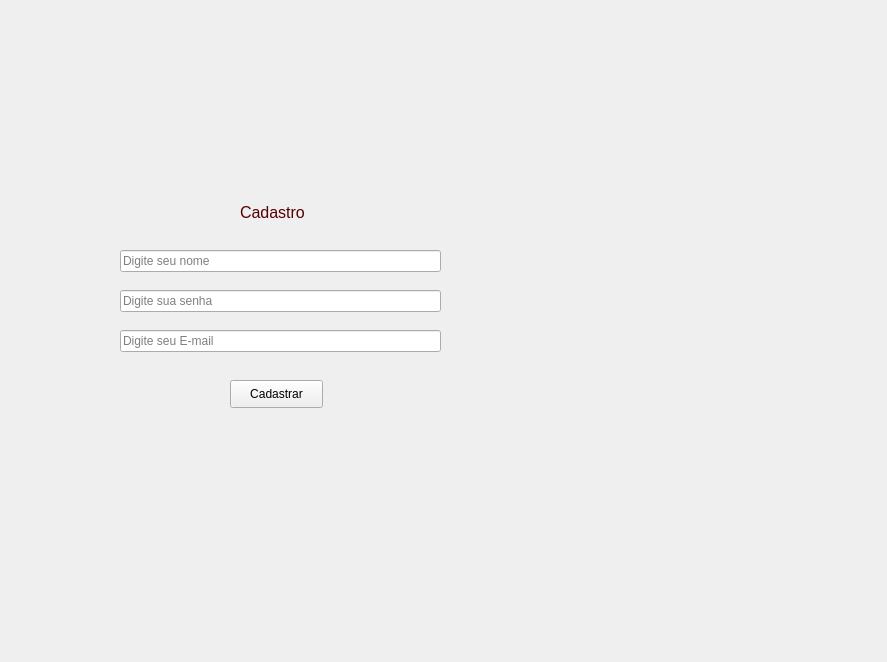
Above: Login/tela_cadastro.ui from Tewdric/qt-Designer before the change. Below: the same form after it.
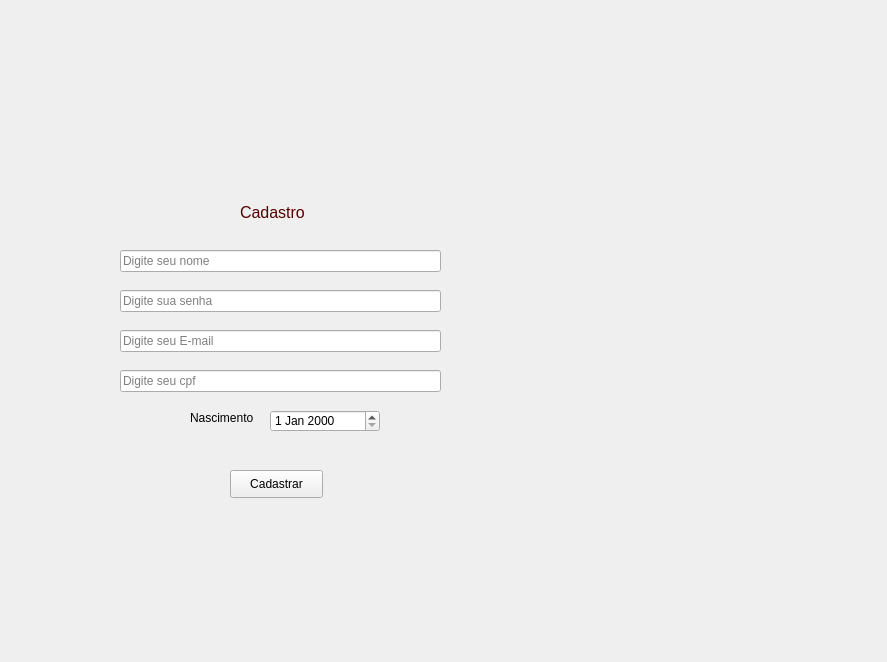
That is the form after the change. Icons and pictures are not drawn.

The edit to the form file:
```diff
--- a/Login/tela_cadastro.ui
+++ b/Login/tela_cadastro.ui
@@ -20,7 +20,7 @@
    <property name="geometry">
     <rect>
      <x>230</x>
-     <y>380</y>
+     <y>470</y>
      <width>93</width>
      <height>28</height>
     </rect>
@@ -120,6 +120,43 @@
     <string>Digite sua senha</string>
    </property>
   </widget>
+  <widget class="QLineEdit" name="lineEdit_cpf">
+   <property name="geometry">
+    <rect>
+     <x>120</x>
+     <y>370</y>
+     <width>321</width>
+     <height>22</height>
+    </rect>
+   </property>
+   <property name="placeholderText">
+    <string>Digite seu cpf</string>
+   </property>
+  </widget>
+  <widget class="QDateEdit" name="dateEdit">
+   <property name="geometry">
+    <rect>
+     <x>270</x>
+     <y>410</y>
+     <width>110</width>
+     <height>22</height>
+    </rect>
+   </property>
+  </widget>
+  <widget class="QLabel" name="label_3">
+   <property name="geometry">
+    <rect>
+     <x>190</x>
+     <y>410</y>
+     <width>71</width>
+     <height>16</height>
+    </rect>
+   </property>
+   <property name="text">
+    <string>Nascimento</string>
+   </property>
+  </widget>
+  <zorder>lineEdit_email</zorder>
   <zorder>label_2</zorder>
   <zorder></zorder>
   <zorder>lineEdit_nome</zorder>
```
Left out of the diff: 4 changed lines with no effect on the pictures.
